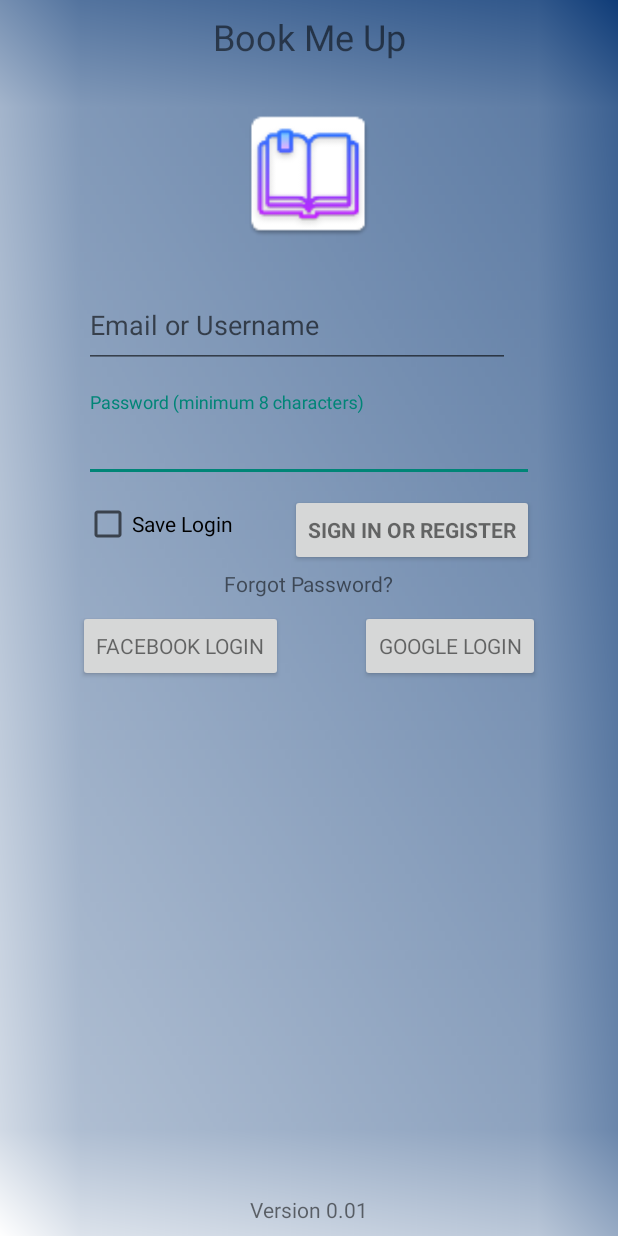
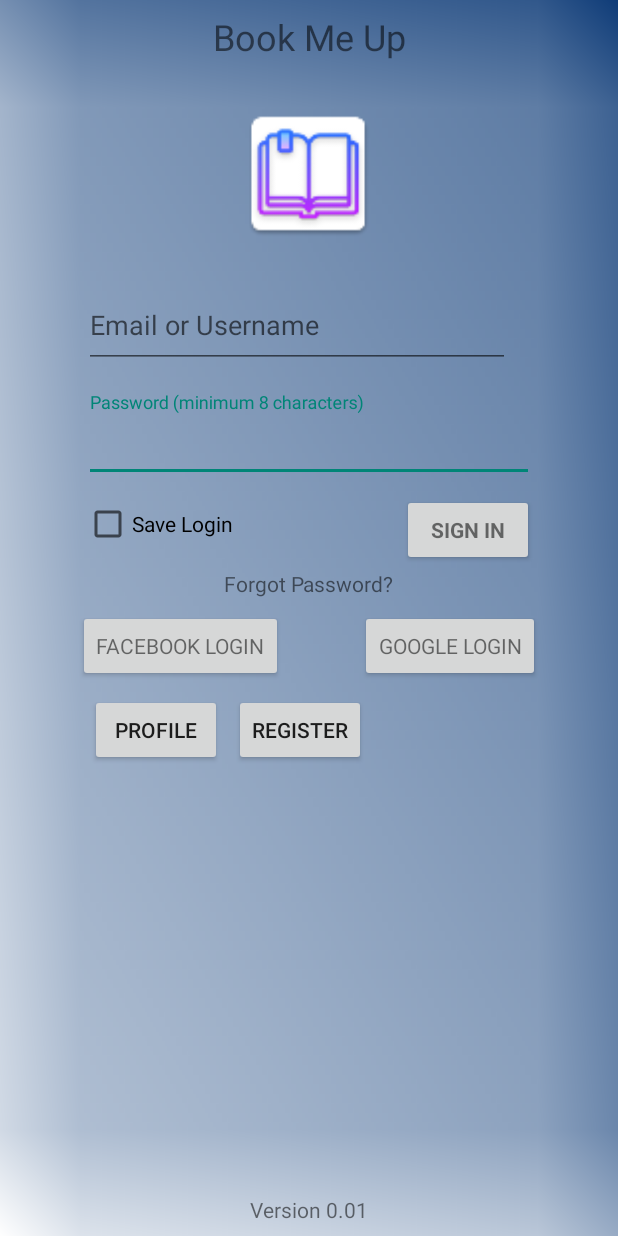
Before and after one commit to biodunduke/BookMeUp, an Android app: the screen it shows after launch (LoginActivity), on a phone screen of 412 x 824 dp. Run offline under Robolectric (Android 15) with nearby library versions, the phone set to English and light mode, and no system bars; 2 statements that could not run were skipped.

Commit message:
Added buttons to connect profile and registration

```diff
--- a/SW-Project/src/main/java/com/example/bookmeup/LoginActivity.java
+++ b/SW-Project/src/main/java/com/example/bookmeup/LoginActivity.java
@@ -3,6 +3,7 @@ package com.example.bookmeup;
 import android.animation.Animator;
 import android.animation.AnimatorListenerAdapter;
 import android.annotation.TargetApi;
+import android.content.Intent;
 import android.content.pm.PackageManager;
 import android.support.annotation.NonNull;
 import android.support.design.widget.Snackbar;
@@ -69,7 +70,22 @@ public class LoginActivity extends AppCompatActivity implements LoaderCallbacks<
         // Set up the login form.
         mEmailView = (AutoCompleteTextView) findViewById(R.id.email);
         populateAutoComplete();
-
+        Button btnProfile = findViewById(R.id.btnProfile);
+        btnProfile.setOnClickListener(new OnClickListener() {
+            @Override
+            public void onClick(View v) {
+                Intent intent = new Intent(LoginActivity.this,ProfileActivity.class);
+                startActivity(intent);
+            }
+        });
+        Button btnRegister = findViewById(R.id.btnRegister);
+        btnRegister.setOnClickListener(new OnClickListener() {
+            @Override
+            public void onClick(View v) {
+                Intent intent = new Intent(LoginActivity.this,RegisterActivity.class);
+                startActivity(intent);
+            }
+        });
         mPasswordView = (EditText) findViewById(R.id.password);
         mPasswordView.setOnEditorActionListener(new TextView.OnEditorActionListener() {
             @Override
--- a/SW-Project/src/main/res/layout/activity_login.xml
+++ b/SW-Project/src/main/res/layout/activity_login.xml
@@ -165,4 +165,24 @@
         app:layout_constraintHorizontal_bias="0.5"
         app:layout_constraintStart_toEndOf="@+id/facebook_login"
         app:layout_constraintTop_toBottomOf="@+id/textView" />
+
+    <Button
+        android:id="@+id/btnProfile"
+        android:layout_width="wrap_content"
+        android:layout_height="wrap_content"
+        android:layout_marginStart="8dp"
+        android:layout_marginTop="8dp"
+        android:text="@string/profile"
+        app:layout_constraintStart_toStartOf="@+id/facebook_login"
+        app:layout_constraintTop_toBottomOf="@+id/facebook_login" />
+
+    <Button
+        android:id="@+id/btnRegister"
+        android:layout_width="wrap_content"
+        android:layout_height="wrap_content"
+        android:layout_marginStart="8dp"
+        android:layout_marginTop="8dp"
+        android:text="@string/register"
+        app:layout_constraintStart_toEndOf="@+id/btnProfile"
+        app:layout_constraintTop_toBottomOf="@+id/facebook_login" />
 </android.support.constraint.ConstraintLayout>
--- a/SW-Project/src/main/res/values/strings.xml
+++ b/SW-Project/src/main/res/values/strings.xml
@@ -3,7 +3,7 @@
     <!-- Strings related to login -->
     <string name="prompt_email">Email or Username</string>
     <string name="prompt_password">Password (minimum 8 characters) </string>
-    <string name="action_sign_in">Sign in or register</string>
+    <string name="action_sign_in">Sign in</string>
     <string name="action_sign_in_short">Sign in</string>
     <string name="error_invalid_email">This email address is invalid</string>
     <string name="error_invalid_password">This password is too short</string>
@@ -49,4 +49,5 @@
     <!-- Strings related to Profile Page -->
     <string name="userCountry">Canada</string>
     <string name="userAddress">4164 Bay Street</string>
+    <string name="register">Register</string>
 </resources>
```
